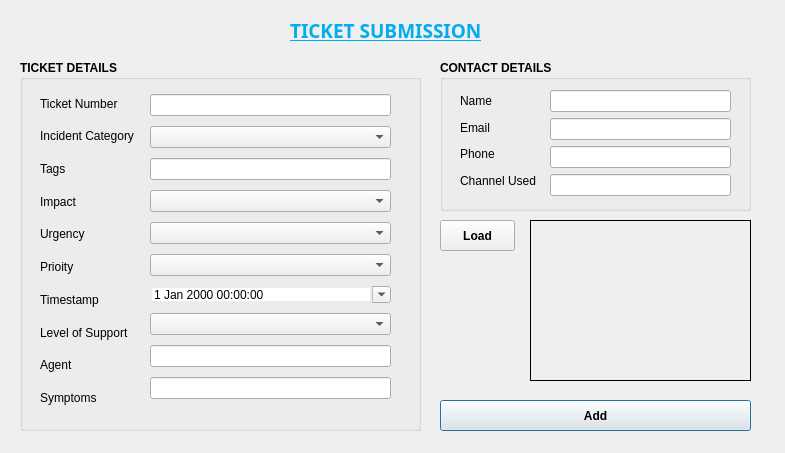
Qt form addticketdialog.ui (27011389/BitTicket) before a commit.
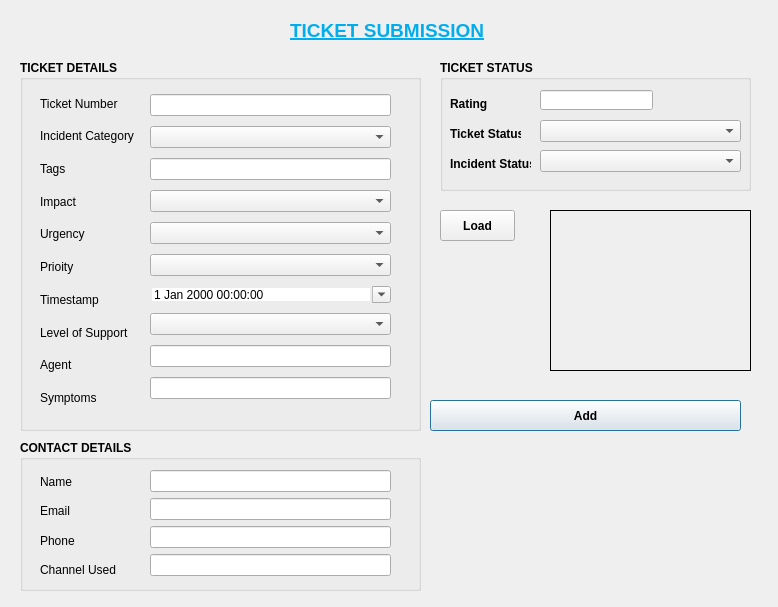
The same form after that commit. Icons and pictures are not drawn.

The edit to the form file:
```diff
--- a/addticketdialog.ui
+++ b/addticketdialog.ui
@@ -6,8 +6,8 @@
    <rect>
     <x>0</x>
     <y>0</y>
-    <width>785</width>
-    <height>453</height>
+    <width>778</width>
+    <height>607</height>
    </rect>
   </property>
   <property name="windowTitle">
@@ -20,9 +20,9 @@
   <widget class="QGroupBox" name="groupBox_2">
    <property name="geometry">
     <rect>
-     <x>440</x>
-     <y>60</y>
-     <width>311</width>
+     <x>20</x>
+     <y>440</y>
+     <width>401</width>
      <height>151</height>
     </rect>
    </property>
@@ -40,8 +40,8 @@
      <rect>
       <x>20</x>
       <y>30</y>
-      <width>78</width>
-      <height>101</height>
+      <width>101</width>
+      <height>111</height>
      </rect>
     </property>
     <layout class="QVBoxLayout" name="verticalLayout_5">
@@ -102,9 +102,9 @@
    <widget class="QWidget" name="layoutWidget_6">
     <property name="geometry">
      <rect>
-      <x>110</x>
+      <x>130</x>
       <y>30</y>
-      <width>181</width>
+      <width>241</width>
       <height>108</height>
      </rect>
     </property>
@@ -445,7 +445,6 @@
    </property>
    <property name="font">
     <font>
-     <family>Uni Sans Heavy CAPS</family>
      <pointsize>14</pointsize>
      <weight>75</weight>
      <bold>true</bold>
@@ -462,7 +461,7 @@
   <widget class="QPushButton" name="pushButton">
    <property name="geometry">
     <rect>
-     <x>440</x>
+     <x>430</x>
      <y>400</y>
      <width>311</width>
      <height>31</height>
@@ -497,8 +496,8 @@
   <widget class="QGroupBox" name="groupBox_3">
    <property name="geometry">
     <rect>
-     <x>1590</x>
-     <y>850</y>
+     <x>440</x>
+     <y>60</y>
      <width>311</width>
      <height>131</height>
     </rect>
@@ -598,7 +597,7 @@
    <property name="geometry">
     <rect>
      <x>440</x>
-     <y>220</y>
+     <y>210</y>
      <width>75</width>
      <height>31</height>
     </rect>
@@ -616,9 +615,9 @@
   <widget class="QLabel" name="lblImage">
    <property name="geometry">
     <rect>
-     <x>530</x>
-     <y>220</y>
-     <width>221</width>
+     <x>550</x>
+     <y>210</y>
+     <width>201</width>
      <height>161</height>
     </rect>
    </property>
```
